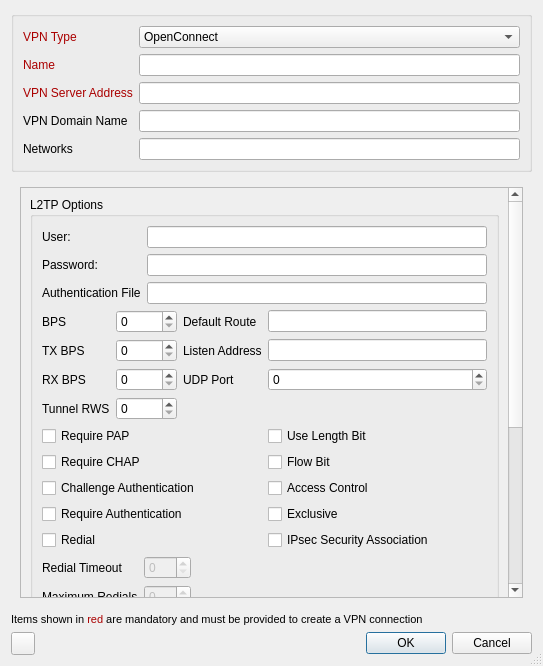
Before: the Qt Designer form apps/cmstapp/code/vpn_create/ui/vpn_create.ui in andrew-bibb/cmst, drawn with Qt 5.
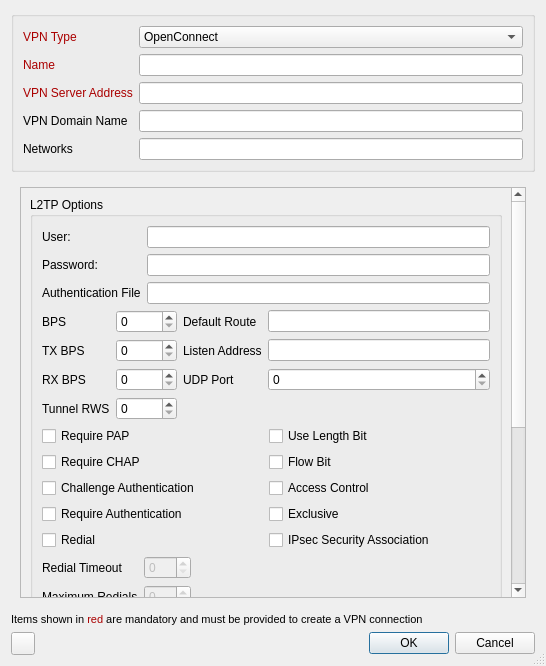
After: the same form once the commit is applied. The open tabs and pages were chosen to show the change.

```diff
--- a/apps/cmstapp/code/vpn_create/ui/vpn_create.ui
+++ b/apps/cmstapp/code/vpn_create/ui/vpn_create.ui
@@ -6,7 +6,7 @@
    <rect>
     <x>0</x>
     <y>0</y>
-    <width>543</width>
+    <width>546</width>
     <height>666</height>
    </rect>
   </property>
@@ -1181,7 +1181,7 @@
            <rect>
             <x>0</x>
             <y>0</y>
-            <width>479</width>
+            <width>494</width>
             <height>722</height>
            </rect>
           </property>
```
Left out of the diff: 8 changed lines with no effect on the pictures.
